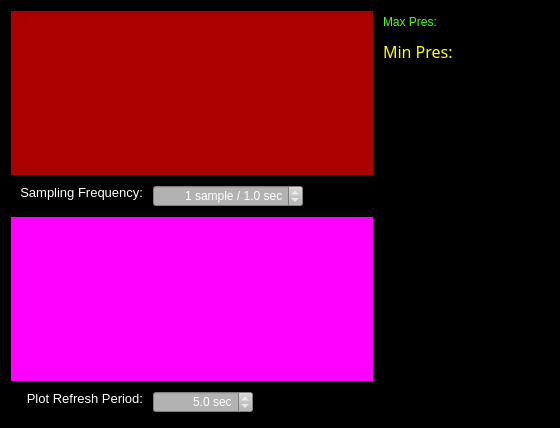
First picture: the form in QtCreatorUI/mainwidget.ui, repository ScottHaileRobertson/DukeVentilator, before the edit.
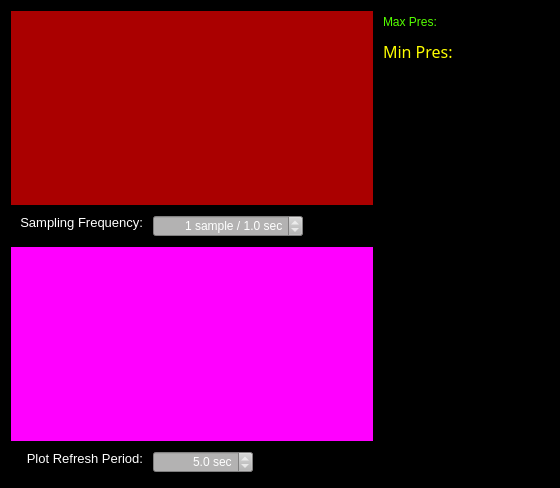
Second picture: the form after the edit. Custom widgets are drawn as their Qt base class.

Commit message: Updated ui to have min refresh of 0.1 sec

```diff
--- a/QtCreatorUI/mainwidget.ui
+++ b/QtCreatorUI/mainwidget.ui
@@ -7,7 +7,7 @@
     <x>0</x>
     <y>0</y>
     <width>560</width>
-    <height>428</height>
+    <height>488</height>
    </rect>
   </property>
   <property name="sizePolicy">
@@ -311,6 +311,9 @@
            <property name="decimals">
             <number>1</number>
            </property>
+           <property name="minimum">
+            <double>0.500000000000000</double>
+           </property>
            <property name="maximum">
             <double>60.000000000000000</double>
            </property>
```
The commit also changes 3 other files.
